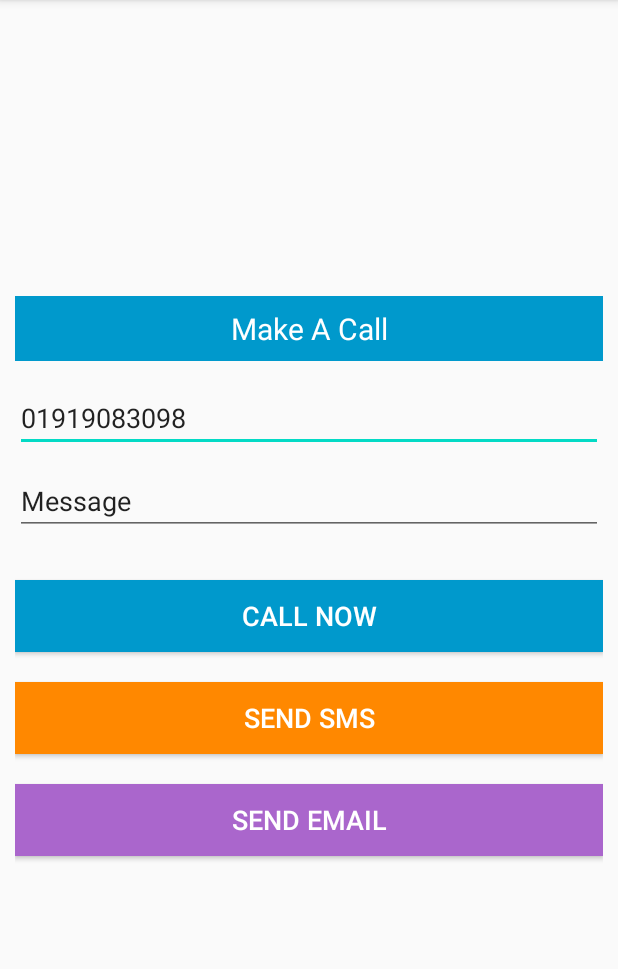
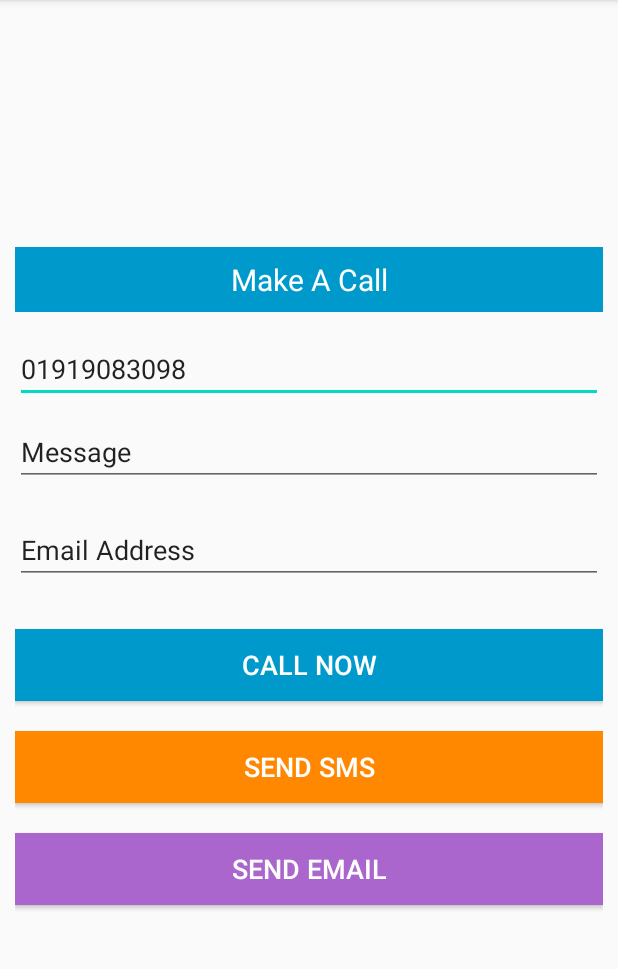
Before and after one commit to cseshahriar/Android-Learning-Repository, an Android app: the screen it shows after launch (MainActivity), after a tap on "SEND EMAIL", on a phone screen of 412 x 824 dp, the part 84-1053 px from its top. Run offline under Robolectric (Android 15) with nearby library versions, the phone set to English and light mode, and no system bars.

Commit message:
Email send

```diff
--- a/TelephoneApp/app/src/main/java/com/example/telephoneapp/MainActivity.java
+++ b/TelephoneApp/app/src/main/java/com/example/telephoneapp/MainActivity.java
@@ -21,7 +21,7 @@ import android.widget.Toast;
 
 public class MainActivity extends AppCompatActivity {
     // properties
-    EditText editText, msg;
+    EditText editText, msg, emailEt;
     Button button, smsbutton, emailbutton;
     private  int PHONE_PERMISSION_CODE = 03;
 
@@ -32,9 +32,11 @@ public class MainActivity extends AppCompatActivity {
 
         editText = findViewById(R.id.phone);
         msg = findViewById(R.id.msgEt);
+        emailEt = findViewById(R.id.emailEt);
         button = findViewById(R.id.callbtn);
         smsbutton = findViewById(R.id.smsbtn);
         emailbutton = findViewById(R.id.emailbtn);
+
 
         final String mobileNumber = editText.getText().toString();
 
@@ -79,7 +81,17 @@ public class MainActivity extends AppCompatActivity {
         emailbutton.setOnClickListener(new View.OnClickListener() {
             @Override
             public void onClick(View v) {
-
+                String email = emailEt.getText().toString();
+                Intent i = new Intent(Intent.ACTION_SEND);
+                i.setType("text/plain");
+                i.putExtra(Intent.EXTRA_EMAIL  , new String[]{email});
+                i.putExtra(Intent.EXTRA_SUBJECT, "subject of email");
+                i.putExtra(Intent.EXTRA_TEXT   , "body of email");
+                try {
+                    startActivity(Intent.createChooser(i, "Send mail..."));
+                } catch (android.content.ActivityNotFoundException ex) {
+                    Toast.makeText(MainActivity.this, "There are no email clients installed.", Toast.LENGTH_SHORT).show();
+                }
             }
         });
 
--- a/TelephoneApp/app/src/main/res/layout/activity_main.xml
+++ b/TelephoneApp/app/src/main/res/layout/activity_main.xml
@@ -37,6 +37,15 @@
         android:layout_width="match_parent"
         android:layout_height="wrap_content"/>
 
+  <EditText
+      android:inputType="textEmailAddress"
+      android:layout_marginBottom="10dp"
+      android:layout_marginTop="10dp"
+      android:text="Email Address"
+      android:id="@+id/emailEt"
+      android:layout_width="match_parent"
+      android:layout_height="wrap_content"/>
+
     <Button
         android:textColor="#fff"
         android:background="@android:color/holo_blue_dark"
```
